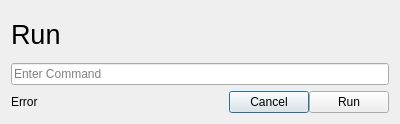
Qt form shell/rundialog.ui (vicr123/theshell) before a commit.
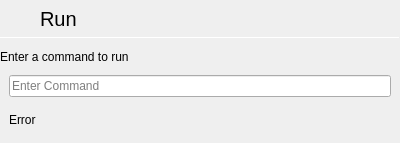
The same form after that commit. Icons and pictures are not drawn.

The edit to the form file:
```diff
--- a/shell/rundialog.ui
+++ b/shell/rundialog.ui
@@ -7,7 +7,7 @@
     <x>0</x>
     <y>0</y>
     <width>400</width>
-    <height>124</height>
+    <height>143</height>
    </rect>
   </property>
   <property name="windowTitle">
@@ -18,74 +18,169 @@
     <normaloff>.</normaloff>.</iconset>
   </property>
   <layout class="QVBoxLayout" name="verticalLayout">
+   <property name="spacing">
+    <number>0</number>
+   </property>
+   <property name="leftMargin">
+    <number>0</number>
+   </property>
+   <property name="topMargin">
+    <number>0</number>
+   </property>
+   <property name="rightMargin">
+    <number>0</number>
+   </property>
+   <property name="bottomMargin">
+    <number>9</number>
+   </property>
    <item>
-    <widget class="QLabel" name="label">
-     <property name="font">
-      <font>
-       <pointsize>20</pointsize>
-      </font>
-     </property>
-     <property name="text">
-      <string>Run</string>
-     </property>
-    </widget>
-   </item>
-   <item>
-    <widget class="QLineEdit" name="command">
-     <property name="placeholderText">
-      <string>Enter Command</string>
-     </property>
-    </widget>
-   </item>
-   <item>
-    <layout class="QHBoxLayout" name="horizontalLayout">
+    <layout class="QHBoxLayout" name="horizontalLayout_3">
      <property name="spacing">
       <number>0</number>
      </property>
-     <item>
-      <widget class="QLabel" name="errorLabel">
-       <property name="text">
-        <string notr="true">Error</string>
-       </property>
-      </widget>
-     </item>
-     <item>
-      <spacer name="horizontalSpacer">
-       <property name="orientation">
-        <enum>Qt::Horizontal</enum>
-       </property>
-       <property name="sizeHint" stdset="0">
-        <size>
-         <width>40</width>
-         <height>20</height>
-        </size>
-       </property>
-      </spacer>
-     </item>
      <item>
       <widget class="QPushButton" name="cancelButton">
-       <property name="text">
+       <property name="sizePolicy">
+        <sizepolicy hsizetype="Preferred" vsizetype="Preferred">
+         <horstretch>0</horstretch>
+         <verstretch>0</verstretch>
+        </sizepolicy>
+       </property>
+       <property name="toolTip">
         <string>Cancel</string>
        </property>
+       <property name="text">
+        <string/>
+       </property>
        <property name="icon">
         <iconset theme="dialog-cancel">
          <normaloff>.</normaloff>.</iconset>
+       </property>
+       <property name="autoDefault">
+        <bool>false</bool>
+       </property>
+       <property name="flat">
+        <bool>true</bool>
+       </property>
+      </widget>
+     </item>
+     <item>
+      <widget class="QLabel" name="label">
+       <property name="sizePolicy">
+        <sizepolicy hsizetype="Expanding" vsizetype="Preferred">
+         <horstretch>0</horstretch>
+         <verstretch>0</verstretch>
+        </sizepolicy>
+       </property>
+       <property name="font">
+        <font>
+         <pointsize>15</pointsize>
+        </font>
+       </property>
+       <property name="text">
+        <string>Run</string>
+       </property>
+       <property name="margin">
+        <number>9</number>
        </property>
       </widget>
      </item>
      <item>
       <widget class="QPushButton" name="runButton">
-       <property name="text">
+       <property name="sizePolicy">
+        <sizepolicy hsizetype="Preferred" vsizetype="Preferred">
+         <horstretch>0</horstretch>
+         <verstretch>0</verstretch>
+        </sizepolicy>
+       </property>
+       <property name="toolTip">
         <string>Run</string>
        </property>
+       <property name="text">
+        <string/>
+       </property>
        <property name="icon">
         <iconset theme="system-run">
          <normaloff>.</normaloff>.</iconset>
        </property>
+       <property name="default">
+        <bool>true</bool>
+       </property>
+       <property name="flat">
+        <bool>true</bool>
+       </property>
       </widget>
      </item>
     </layout>
    </item>
+   <item>
+    <widget class="Line" name="line">
+     <property name="maximumSize">
+      <size>
+       <width>16777215</width>
+       <height>1</height>
+      </size>
+     </property>
+     <property name="orientation">
+      <enum>Qt::Horizontal</enum>
+     </property>
+    </widget>
+   </item>
+   <item>
+    <widget class="QLabel" name="label_2">
+     <property name="text">
+      <string>Enter a command to run</string>
+     </property>
+     <property name="margin">
+      <number>9</number>
+     </property>
+    </widget>
+   </item>
+   <item>
+    <layout class="QHBoxLayout" name="horizontalLayout_2">
+     <property name="leftMargin">
+      <number>9</number>
+     </property>
+     <property name="rightMargin">
+      <number>9</number>
+     </property>
+     <item>
+      <widget class="QLineEdit" name="command">
+       <property name="placeholderText">
+        <string>Enter Command</string>
+       </property>
+      </widget>
+     </item>
+    </layout>
+   </item>
+   <item>
+    <widget class="QWidget" name="errorContainer" native="true">
+     <layout class="QHBoxLayout" name="horizontalLayout">
+      <property name="leftMargin">
+       <number>0</number>
+      </property>
+      <property name="topMargin">
+       <number>9</number>
+      </property>
+      <property name="rightMargin">
+       <number>0</number>
+      </property>
+      <property name="bottomMargin">
+       <number>0</number>
+      </property>
+      <item>
+       <widget class="QLabel" name="errorLabel">
+        <property name="text">
+         <string notr="true">Error</string>
+        </property>
+        <property name="indent">
+         <number>9</number>
+        </property>
+       </widget>
+      </item>
+     </layout>
+    </widget>
+   </item>
   </layout>
  </widget>
  <resources/>
```
Left out of the diff: 2 changed lines with no effect on the pictures.
